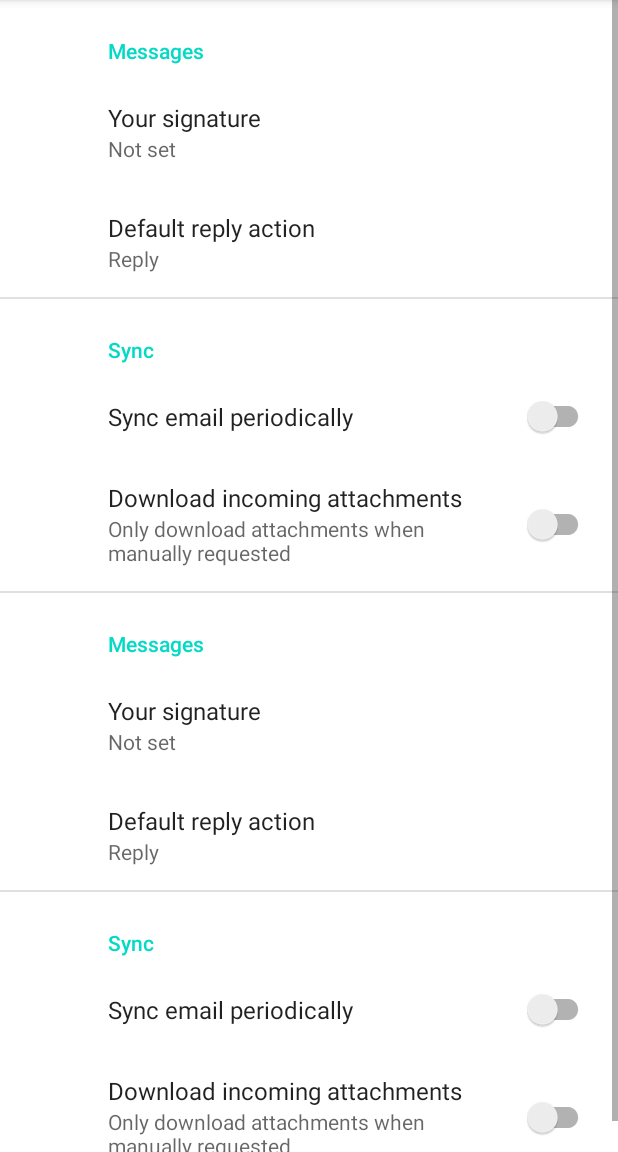
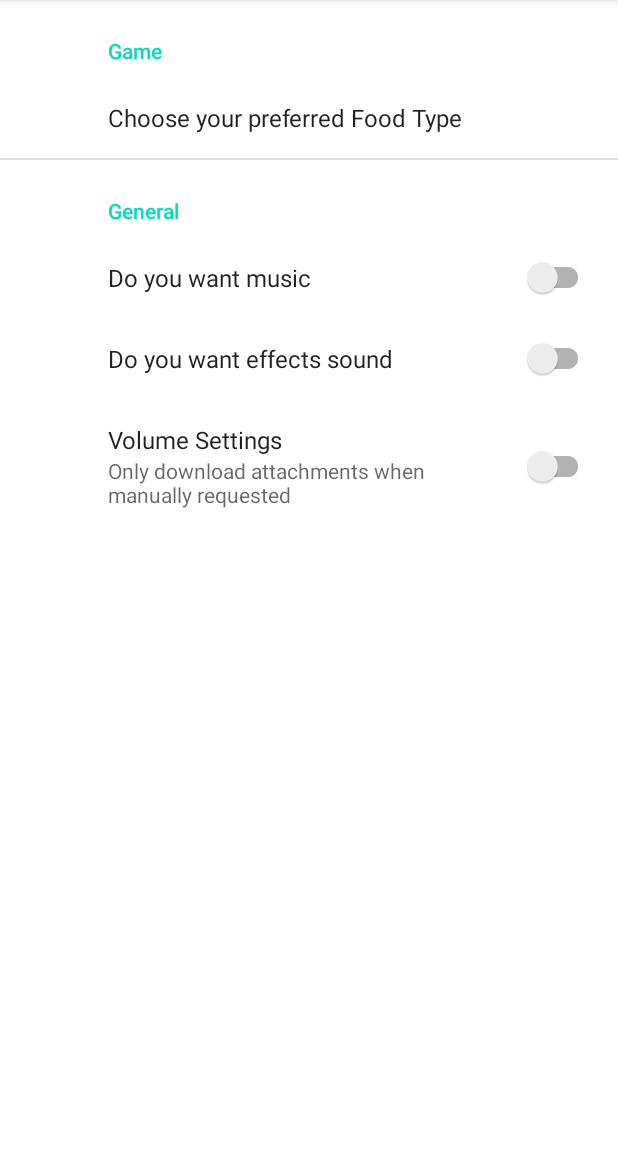
Before and after one commit to Imperius0299/Project_Mobile_Systeme, an Android app: the fragment SettingsFragment shown on its own in the app's theme, on a phone screen of 412 x 824 dp, the part 84-1236 px from its top. Run offline under Robolectric (Android 15) with nearby library versions, the light colour scheme and no system bars; our stand-ins replace androidx.preference.

Commit message:
[IMP] changed mousePressed Method and settings xml

```diff
--- a/app/src/main/res/values/arrays.xml
+++ b/app/src/main/res/values/arrays.xml
@@ -1,12 +1,16 @@
 <resources>
     <!-- Reply Preference -->
-    <string-array name="reply_entries">
-        <item>Reply</item>
-        <item>Reply to all</item>
+    <string-array name="food_entries">
+        <item>Apple</item>
+        <item>Banana</item>
+        <item>Pineapple</item>
+        <item>Lemon</item>
     </string-array>
 
-    <string-array name="reply_values">
-        <item>reply</item>
-        <item>reply_all</item>
+    <string-array name="food_values">
+        <item>apple</item>
+        <item>banana</item>
+        <item>pineapple</item>
+        <item>lemon</item>
     </string-array>
 </resources>
--- a/app/src/main/res/values/strings.xml
+++ b/app/src/main/res/values/strings.xml
@@ -9,8 +9,16 @@
     <string name="title_activity_settings">SettingsActivity</string>
 
     <!-- Preference Titles -->
-    <string name="messages_header">Messages</string>
-    <string name="sync_header">Sync</string>
+    <string name="game_header">Game</string>
+    <string name="general_header">General</string>
+
+    <!-- General Preferences -->
+    <string name="music_title">Do you want music</string>
+    <string name="effects_title">Do you want effects sound</string>
+    <string name="music_volume">Volume Settings</string>
+
+    <!-- Game Preferences -->
+    <string name="food_type">Choose your preferred Food Type</string>
 
     <!-- Messages Preferences -->
     <string name="signature_title">Your signature</string>
--- a/app/src/main/res/xml/root_preferences.xml
+++ b/app/src/main/res/xml/root_preferences.xml
@@ -1,64 +1,33 @@
-<PreferenceScreen xmlns:app="http://schemas.android.com/apk/res-auto">
+<PreferenceScreen xmlns:android="http://schemas.android.com/apk/res/android"
+    xmlns:app="http://schemas.android.com/apk/res-auto">
 
-    <PreferenceCategory app:title="@string/messages_header">
-
-        <EditTextPreference
-            app:key="signature"
-            app:title="@string/signature_title"
-            app:useSimpleSummaryProvider="true" />
+    <PreferenceCategory app:title="@string/game_header">
 
         <ListPreference
-            app:defaultValue="reply"
-            app:entries="@array/reply_entries"
-            app:entryValues="@array/reply_values"
-            app:key="reply"
-            app:title="@string/reply_title"
-            app:useSimpleSummaryProvider="true" />
+            android:defaultValue="1"
+            android:entries="@array/food_entries"
+            android:entryValues="@array/food_values"
+            android:key="list_food_type"
+            android:title="@string/food_type" />
 
     </PreferenceCategory>
 
-    <PreferenceCategory app:title="@string/sync_header">
+    <PreferenceCategory app:title="@string/general_header">
 
         <SwitchPreferenceCompat
-            app:key="sync"
-            app:title="@string/sync_title" />
+            app:key="music"
+            app:title="@string/music_title" />
 
         <SwitchPreferenceCompat
-            app:dependency="sync"
-            app:key="attachment"
+            app:key="sound_effects"
+            app:title="@string/effects_title" />
+
+        <SwitchPreferenceCompat
+            app:dependency="music"
+            app:key="volume"
             app:summaryOff="@string/attachment_summary_off"
             app:summaryOn="@string/attachment_summary_on"
-            app:title="@string/attachment_title" />
-
-    </PreferenceCategory>
-    <PreferenceCategory app:title="@string/messages_header">
-
-        <EditTextPreference
-            app:key="signature"
-            app:title="@string/signature_title"
-            app:useSimpleSummaryProvider="true" />
-
-        <ListPreference
-            app:defaultValue="reply"
-            app:entries="@array/reply_entries"
-            app:entryValues="@array/reply_values"
-            app:key="reply"
-            app:title="@string/reply_title"
-            app:useSimpleSummaryProvider="true" />
-
-    </PreferenceCategory>
-    <PreferenceCategory app:title="@string/sync_header">
-
-        <SwitchPreferenceCompat
-            app:key="sync"
-            app:title="@string/sync_title" />
-
-        <SwitchPreferenceCompat
-            app:dependency="sync"
-            app:key="attachment"
-            app:summaryOff="@string/attachment_summary_off"
-            app:summaryOn="@string/attachment_summary_on"
-            app:title="@string/attachment_title" />
+            app:title="@string/music_volume" />
 
     </PreferenceCategory>
 
```
Also changed, not shown: app/src/main/java/com/example/projectsnakereloaded/MainActivity.java (+8 -0 lines), app/src/main/java/com/example/projectsnakereloaded/Sketch.java (+42 -12 lines).
